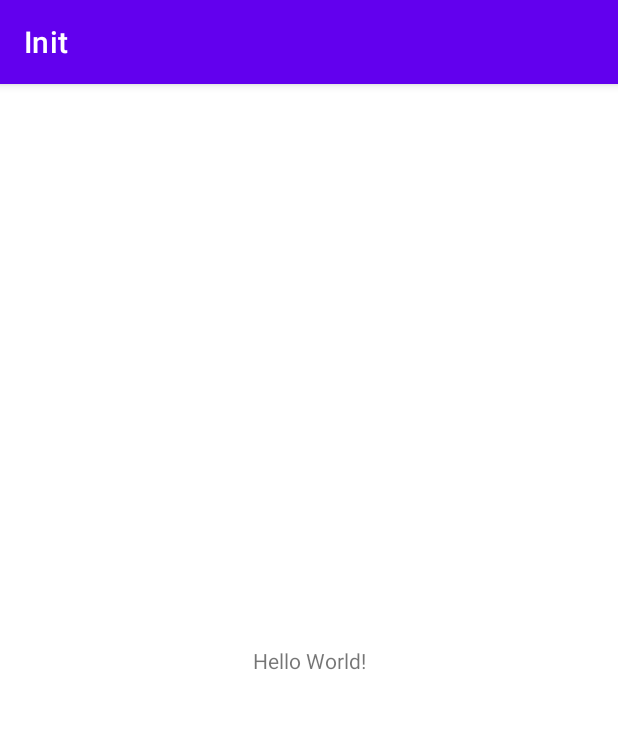
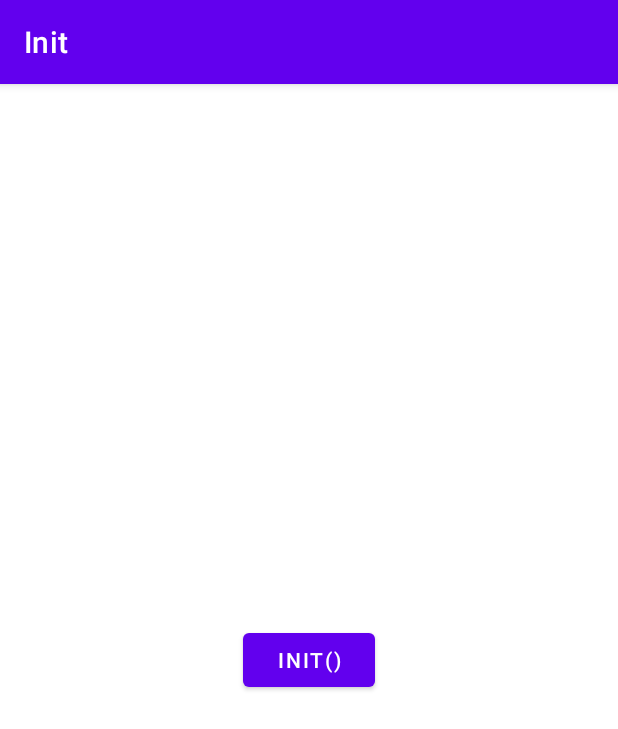
Before and after one commit to cguill18/Init, an Android app: the screen it shows after launch (MainActivity), on a phone screen of 412 x 824 dp. Shown: the top 729 px of the screen. Run offline under Robolectric (Android 15) with nearby library versions, the light colour scheme and no system bars.

Commit message:
le bouton et les couleurs utile

```diff
--- a/Init/app/src/main/res/layout/activity_main.xml
+++ b/Init/app/src/main/res/layout/activity_main.xml
@@ -6,13 +6,13 @@
     android:layout_height="match_parent"
     tools:context=".MainActivity">
 
-    <TextView
+    <Button
+        android:id="@+id/button2"
         android:layout_width="wrap_content"
         android:layout_height="wrap_content"
-        android:text="Hello World!"
+        android:text="@string/init"
         app:layout_constraintBottom_toBottomOf="parent"
-        app:layout_constraintLeft_toLeftOf="parent"
-        app:layout_constraintRight_toRightOf="parent"
+        app:layout_constraintEnd_toEndOf="parent"
+        app:layout_constraintStart_toStartOf="parent"
         app:layout_constraintTop_toTopOf="parent" />
-
 </androidx.constraintlayout.widget.ConstraintLayout>
--- a/Init/app/src/main/res/values/colors.xml
+++ b/Init/app/src/main/res/values/colors.xml
@@ -5,6 +5,11 @@
     <color name="purple_700">#FF3700B3</color>
     <color name="teal_200">#FF03DAC5</color>
     <color name="teal_700">#FF018786</color>
+
     <color name="black">#FF000000</color>
     <color name="white">#FFFFFFFF</color>
+    <color name="deep_beige">#BAAC99</color>
+    <color name="ligth_beige">#DDCCB5</color>
+    <color name="ligth_green">#1C8538</color>
+    <color name="deep_green">#19602F</color>
 </resources>
--- a/Init/app/src/main/res/values/strings.xml
+++ b/Init/app/src/main/res/values/strings.xml
@@ -1,3 +1,4 @@
 <resources>
     <string name="app_name">Init</string>
+    <string name="init">Init()</string>
 </resources>
```
